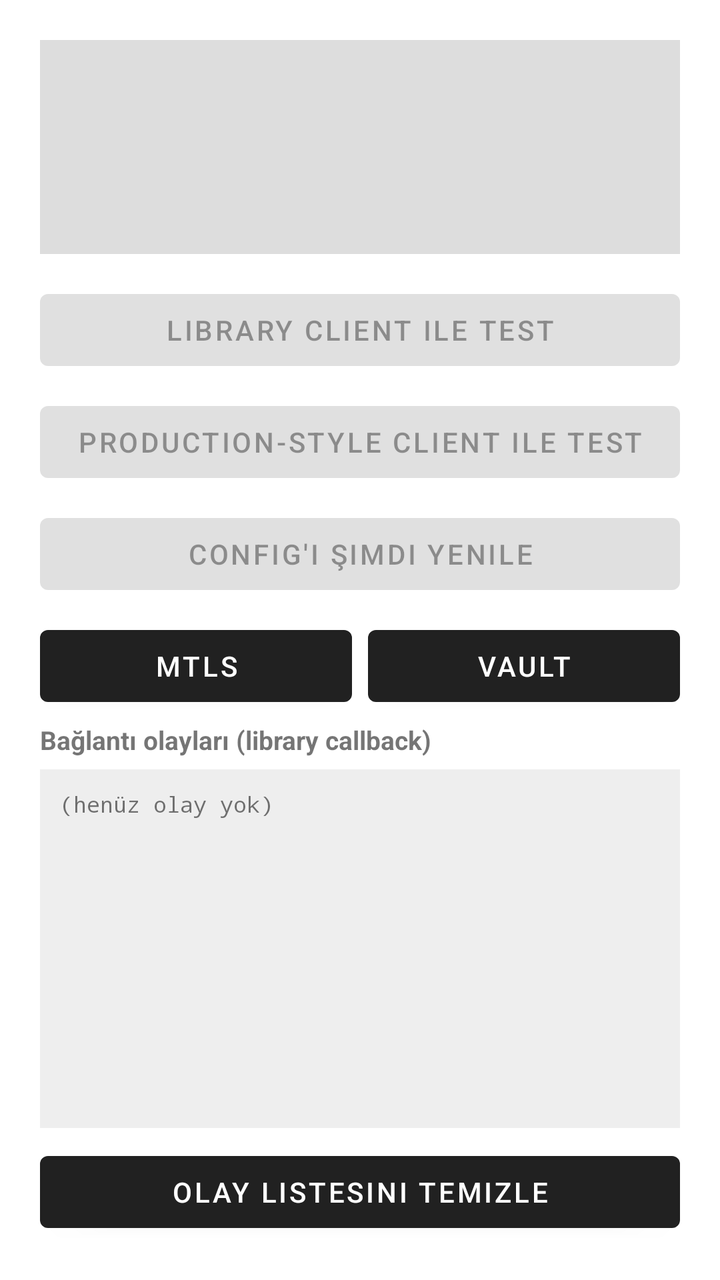
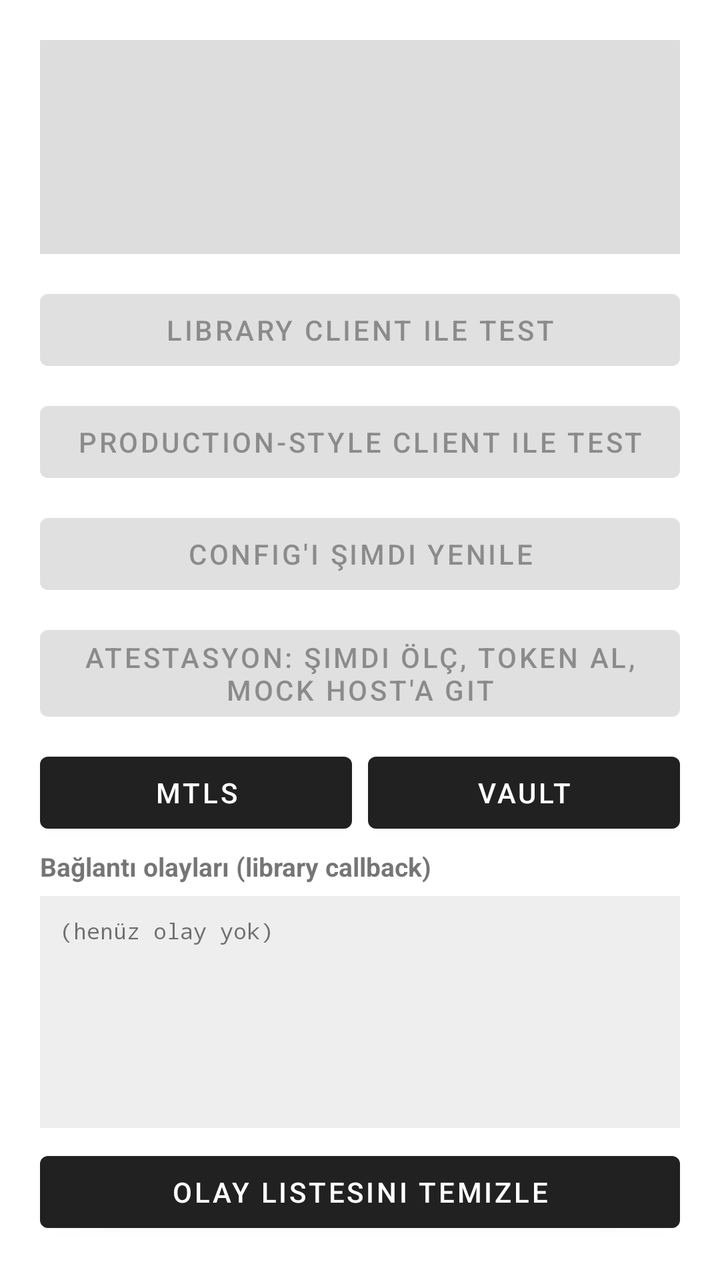

Before-and-after screenshots of an Android layout around one commit, followed by the original layout XML and the change that was made.
<!-- AndroidManifest.xml: application theme Theme.SampleClient -->
<!-- res/layout/activity_main.xml -->
<?xml version="1.0" encoding="utf-8"?>
<LinearLayout xmlns:android="http://schemas.android.com/apk/res/android"
    android:layout_width="match_parent"
    android:layout_height="match_parent"
    android:orientation="vertical"
    android:padding="20dp">

    <TextView
        android:id="@+id/statusView"
        android:layout_width="match_parent"
        android:layout_height="wrap_content"
        android:textSize="13sp"
        android:padding="14dp"
        android:background="#22000000"
        android:layout_marginBottom="14dp"
        android:minLines="5" />

    <Button
        android:id="@+id/testButton"
        android:layout_width="match_parent"
        android:layout_height="wrap_content"
        android:enabled="false"
        android:text="@string/test_connection"
        android:layout_marginBottom="8dp" />

    <Button
        android:id="@+id/prodStyleButton"
        android:layout_width="match_parent"
        android:layout_height="wrap_content"
        android:enabled="false"
        android:text="@string/test_production_style"
        android:layout_marginBottom="8dp" />

    <Button
        android:id="@+id/refreshButton"
        android:layout_width="match_parent"
        android:layout_height="wrap_content"
        android:enabled="false"
        android:text="@string/refresh_config"
        android:layout_marginBottom="8dp" />

    <LinearLayout
        android:layout_width="match_parent"
        android:layout_height="wrap_content"
        android:orientation="horizontal"
        android:layout_marginBottom="4dp">

        <Button
            android:id="@+id/mtlsButton"
            android:layout_width="0dp"
            android:layout_height="wrap_content"
            android:layout_weight="1"
            android:layout_marginEnd="4dp"
            android:text="@string/nav_mtls" />

        <Button
            android:id="@+id/vaultButton"
            android:layout_width="0dp"
            android:layout_height="wrap_content"
            android:layout_weight="1"
            android:layout_marginStart="4dp"
            android:text="@string/nav_vault" />
    </LinearLayout>

    
    <LinearLayout
        android:id="@+id/testControlsRow"
        android:layout_width="match_parent"
        android:layout_height="wrap_content"
        android:orientation="horizontal"
        android:layout_marginBottom="16dp"
        android:visibility="gone">

        <Button
            android:id="@+id/storageButton"
            android:layout_width="0dp"
            android:layout_height="wrap_content"
            android:layout_weight="1"
            android:layout_marginEnd="4dp"
            android:text="@string/nav_storage" />

        <Button
            android:id="@+id/settingsButton"
            android:layout_width="0dp"
            android:layout_height="wrap_content"
            android:layout_weight="1"
            android:layout_marginStart="4dp"
            android:text="@string/nav_settings" />
    </LinearLayout>

    <TextView
        android:layout_width="wrap_content"
        android:layout_height="wrap_content"
        android:text="@string/event_log_title"
        android:textSize="13sp"
        android:textStyle="bold"
        android:layout_marginBottom="6dp" />

    <ScrollView
        android:layout_width="match_parent"
        android:layout_height="0dp"
        android:layout_weight="1"
        android:background="#11000000"
        android:padding="10dp">

        <TextView
            android:id="@+id/eventLogView"
            android:layout_width="match_parent"
            android:layout_height="wrap_content"
            android:text="@string/event_log_empty"
            android:textSize="11sp"
            android:fontFamily="monospace"
            android:textIsSelectable="true" />
    </ScrollView>

    <Button
        android:id="@+id/clearLogButton"
        android:layout_width="match_parent"
        android:layout_height="wrap_content"
        android:text="@string/clear_log"
        android:layout_marginTop="8dp" />
</LinearLayout>
<!-- resources referenced by this layout -->
<resources>
  <string name="clear_log">Olay listesini temizle</string>
  <string name="event_log_empty">(henüz olay yok)</string>
  <string name="event_log_title">Bağlantı olayları (library callback)</string>
  <string name="nav_mtls">mTLS</string>
  <string name="nav_settings">Ayarlar</string>
  <string name="nav_storage">Depolama</string>
  <string name="nav_vault">Vault</string>
  <string name="refresh_config">Config\'i şimdi yenile</string>
  <string name="test_connection">Library client ile test</string>
  <string name="test_production_style">Production-style client ile test</string>
  <style name="Theme.SampleClient" parent="Theme.MaterialComponents.DayNight.DarkActionBar" />
</resources>

<!-- the commit's change to res/layout/activity_main.xml (unified diff, before → after) -->
@@ -37,6 +37,14 @@
         android:layout_height="wrap_content"
         android:enabled="false"
         android:text="@string/refresh_config"
+        android:layout_marginBottom="8dp" />
+
+    <Button
+        android:id="@+id/attestButton"
+        android:layout_width="match_parent"
+        android:layout_height="wrap_content"
+        android:enabled="false"
+        android:text="@string/attest_now"
         android:layout_marginBottom="8dp" />
 
     <LinearLayout
<!-- resource entries referenced after the edit -->
@@ -1,5 +1,6 @@
 <!-- resources referenced by this layout -->
 <resources>
+  <string name="attest_now">Atestasyon: şimdi ölç, token al, mock host\'a git</string>
   <string name="clear_log">Olay listesini temizle</string>
   <string name="event_log_empty">(henüz olay yok)</string>
   <string name="event_log_title">Bağlantı olayları (library callback)</string>
